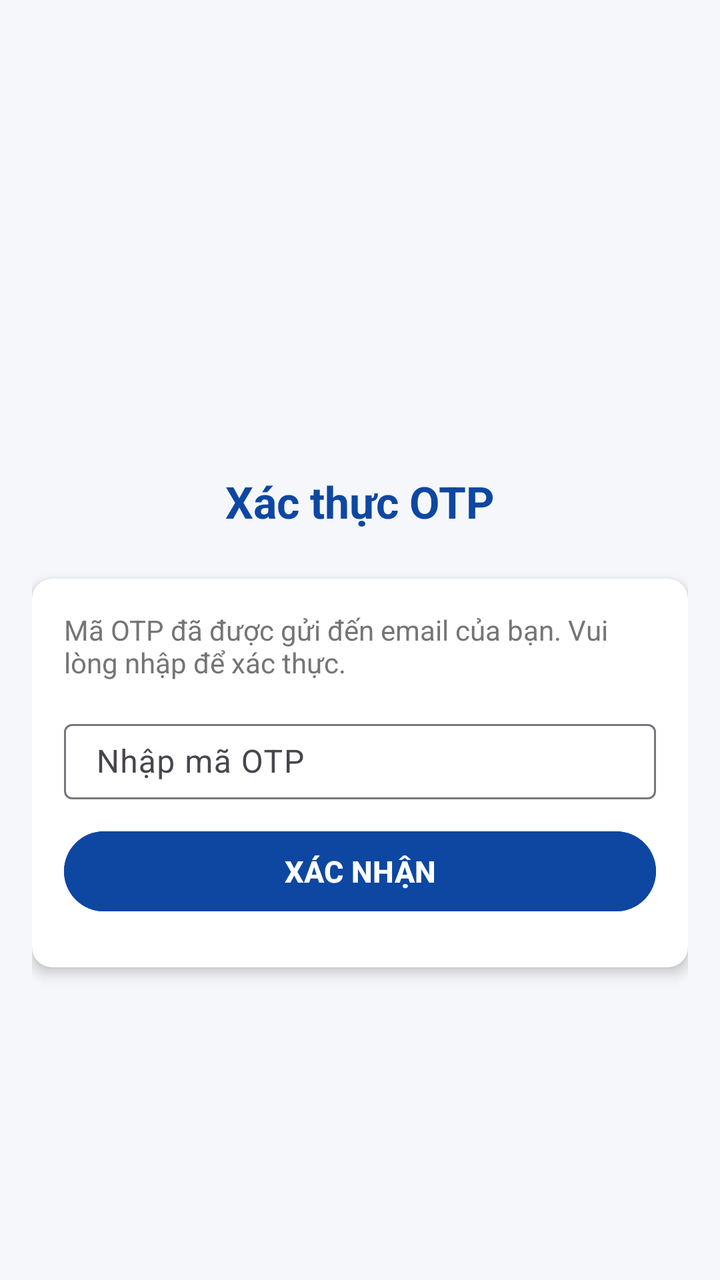
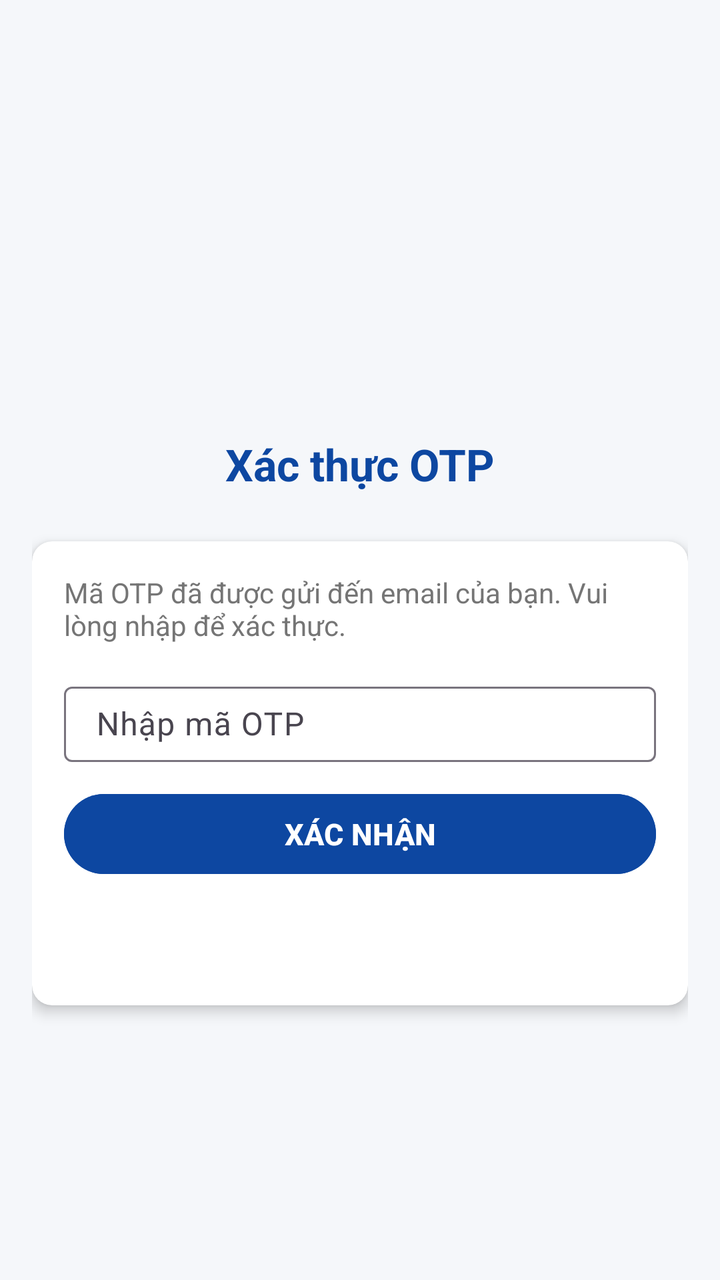

Two renders of the same Android screen: before a commit and after it. Below are the layout's source before the change and the commit's diff.
<!-- AndroidManifest.xml: application theme AppTheme -->
<!-- res/layout/activity_otp.xml -->
<?xml version="1.0" encoding="utf-8"?>
<androidx.core.widget.NestedScrollView xmlns:android="http://schemas.android.com/apk/res/android"
    xmlns:app="http://schemas.android.com/apk/res-auto"
    android:id="@+id/main"
    android:layout_width="match_parent"
    android:layout_height="match_parent"
    android:fillViewport="true"
    android:background="#F5F7FA">

    <LinearLayout
        android:layout_width="match_parent"
        android:layout_height="match_parent"
        android:orientation="vertical"
        android:padding="16dp"
        android:gravity="center_horizontal|center_vertical">

        <ImageView
            android:id="@+id/iv_logo"
            android:layout_width="80dp"
            android:layout_height="80dp"
            android:layout_marginBottom="16dp"
            android:src="@android:drawable/sym_def_app_icon"
            android:contentDescription="Bank Logo" />

        <TextView
            android:id="@+id/tv_app_title"
            android:layout_width="wrap_content"
            android:layout_height="wrap_content"
            android:text="Xác thực OTP"
            android:textSize="22sp"
            android:textStyle="bold"
            android:textColor="#0D47A1"
            android:layout_marginBottom="24dp" />

        <androidx.cardview.widget.CardView
            android:layout_width="match_parent"
            android:layout_height="wrap_content"
            android:layout_marginBottom="16dp"
            app:cardCornerRadius="10dp"
            app:cardElevation="4dp">

            <LinearLayout
                android:layout_width="match_parent"
                android:layout_height="wrap_content"
                android:orientation="vertical"
                android:padding="16dp">

                <TextView
                    android:layout_width="wrap_content"
                    android:layout_height="wrap_content"
                    android:text="Mã OTP đã được gửi đến email của bạn. Vui lòng nhập để xác thực."
                    android:textSize="14sp"
                    android:textColor="#757575"
                    android:layout_marginBottom="16dp" />

                <com.google.android.material.textfield.TextInputLayout
                    android:id="@+id/til_deposit_otp"
                    android:layout_width="match_parent"
                    android:layout_height="wrap_content"
                    android:layout_marginBottom="12dp"
                    android:hint="Nhập mã OTP">

                    <com.google.android.material.textfield.TextInputEditText
                        android:id="@+id/et_deposit_otp"
                        android:layout_width="match_parent"
                        android:layout_height="wrap_content"
                        android:inputType="number"
                        android:maxLength="6"
                        android:paddingVertical="8dp" />
                </com.google.android.material.textfield.TextInputLayout>

                <Button
                    android:id="@+id/btn_confirm_otp"
                    android:layout_width="match_parent"
                    android:layout_height="wrap_content"
                    android:minHeight="48dp"
                    android:layout_marginBottom="8dp"
                    android:text="XÁC NHẬN"
                    android:textSize="15sp"
                    android:textStyle="bold"
                    android:backgroundTint="#0D47A1"
                    android:textColor="#FFFFFF" />
            </LinearLayout>
        </androidx.cardview.widget.CardView>
    </LinearLayout>
</androidx.core.widget.NestedScrollView>
<!-- resources referenced by this layout -->
<resources>
  <style name="AppTheme" parent="Theme.Material3.DayNight.NoActionBar">
          
          
      </style>
</resources>

<!-- the commit's change to res/layout/activity_otp.xml (unified diff, before → after) -->
@@ -80,6 +80,16 @@
                     android:textStyle="bold"
                     android:backgroundTint="#0D47A1"
                     android:textColor="#FFFFFF" />
+
+                <TextView
+                    android:id="@+id/resultTextView"
+                    android:layout_width="wrap_content"
+                    android:layout_height="wrap_content"
+                    android:text=""
+                    android:textSize="16sp"
+                    android:textColor="#D32F2F"
+                    android:layout_marginTop="16dp"
+                    android:layout_gravity="center" />
             </LinearLayout>
         </androidx.cardview.widget.CardView>
     </LinearLayout>
